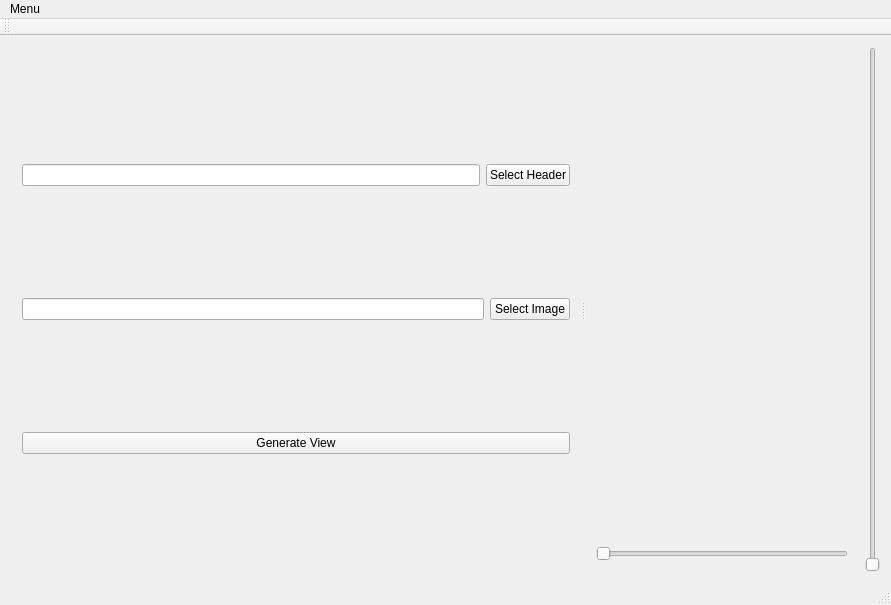
Above: MarchingCubesVisualisation/mainwindow.ui from ad0bert/MarchingCubes before the change. Below: the same form after it.
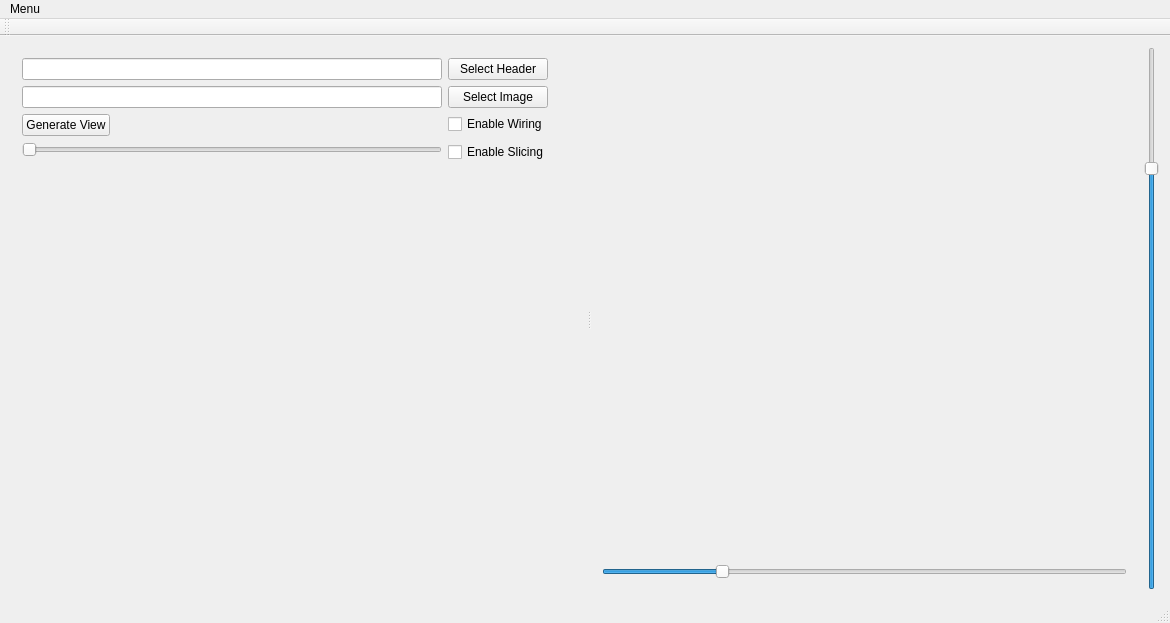
That is the form after the change. Custom widgets are drawn as their Qt base class.

Patch:
```diff
--- a/MarchingCubesVisualisation/mainwindow.ui
+++ b/MarchingCubesVisualisation/mainwindow.ui
@@ -6,8 +6,8 @@
    <rect>
     <x>0</x>
     <y>0</y>
-    <width>891</width>
-    <height>605</height>
+    <width>1170</width>
+    <height>598</height>
    </rect>
   </property>
   <property name="windowTitle">
@@ -15,48 +15,158 @@
   </property>
   <widget class="QWidget" name="centralWidget">
    <layout class="QGridLayout" name="gridLayout">
+    <item row="0" column="1">
+     <widget class="QSlider" name="isolevelSlider">
+      <property name="maximum">
+       <number>255</number>
+      </property>
+      <property name="value">
+       <number>200</number>
+      </property>
+      <property name="orientation">
+       <enum>Qt::Vertical</enum>
+      </property>
+     </widget>
+    </item>
     <item row="0" column="0">
      <widget class="QSplitter" name="splitter">
+      <property name="sizePolicy">
+       <sizepolicy hsizetype="Preferred" vsizetype="Preferred">
+        <horstretch>0</horstretch>
+        <verstretch>0</verstretch>
+       </sizepolicy>
+      </property>
+      <property name="layoutDirection">
+       <enum>Qt::LeftToRight</enum>
+      </property>
       <property name="orientation">
        <enum>Qt::Horizontal</enum>
       </property>
       <widget class="QWidget" name="layoutWidget">
        <layout class="QVBoxLayout" name="verticalLayout_2">
         <item>
-         <layout class="QHBoxLayout" name="horizontalLayout">
-          <item>
-           <widget class="QLineEdit" name="headerPath"/>
+         <layout class="QFormLayout" name="formLayout_2">
+          <item row="0" column="0">
+           <widget class="QLineEdit" name="headerPath">
+            <property name="minimumSize">
+             <size>
+              <width>420</width>
+              <height>0</height>
+             </size>
+            </property>
+            <property name="maximumSize">
+             <size>
+              <width>16777215</width>
+              <height>16777215</height>
+             </size>
+            </property>
+           </widget>
           </item>
-          <item>
+          <item row="0" column="1">
            <widget class="QPushButton" name="selectHeaderBtn">
+            <property name="minimumSize">
+             <size>
+              <width>100</width>
+              <height>0</height>
+             </size>
+            </property>
+            <property name="maximumSize">
+             <size>
+              <width>100</width>
+              <height>16777215</height>
+             </size>
+            </property>
             <property name="text">
              <string>Select Header</string>
             </property>
            </widget>
           </item>
-         </layout>
-        </item>
-        <item>
-         <layout class="QHBoxLayout" name="horizontalLayout_2">
-          <item>
-           <widget class="QLineEdit" name="imagePath"/>
+          <item row="1" column="0">
+           <widget class="QLineEdit" name="imagePath">
+            <property name="minimumSize">
+             <size>
+              <width>420</width>
+              <height>0</height>
+             </size>
+            </property>
+            <property name="maximumSize">
+             <size>
+              <width>16777215</width>
+              <height>16777215</height>
+             </size>
+            </property>
+           </widget>
           </item>
-          <item>
+          <item row="1" column="1">
            <widget class="QPushButton" name="selectImageBtn">
+            <property name="minimumSize">
+             <size>
+              <width>100</width>
+              <height>0</height>
+             </size>
+            </property>
+            <property name="maximumSize">
+             <size>
+              <width>100</width>
+              <height>16777215</height>
+             </size>
+            </property>
             <property name="text">
              <string>Select Image</string>
             </property>
            </widget>
           </item>
+          <item row="2" column="0">
+           <widget class="QPushButton" name="generateObjectBtn">
+            <property name="maximumSize">
+             <size>
+              <width>100</width>
+              <height>16777215</height>
+             </size>
+            </property>
+            <property name="text">
+             <string>Generate View</string>
+            </property>
+           </widget>
+          </item>
+          <item row="2" column="1">
+           <widget class="QCheckBox" name="enableWiring">
+            <property name="enabled">
+             <bool>true</bool>
+            </property>
+            <property name="text">
+             <string>Enable Wiring</string>
+            </property>
+           </widget>
+          </item>
+          <item row="3" column="1">
+           <widget class="QCheckBox" name="enableSlicing">
+            <property name="text">
+             <string>Enable Slicing</string>
+            </property>
+           </widget>
+          </item>
+          <item row="3" column="0">
+           <widget class="QSlider" name="slicerSlider">
+            <property name="enabled">
+             <bool>false</bool>
+            </property>
+            <property name="minimumSize">
+             <size>
+              <width>420</width>
+              <height>0</height>
+             </size>
+            </property>
+            <property name="maximum">
+             <number>1</number>
+            </property>
+            <property name="orientation">
+             <enum>Qt::Horizontal</enum>
+            </property>
+           </widget>
+          </item>
          </layout>
         </item>
-        <item>
-         <widget class="QPushButton" name="generateObjectBtn">
-          <property name="text">
-           <string>Generate View</string>
-          </property>
-         </widget>
-        </item>
        </layout>
       </widget>
       <widget class="QWidget" name="layoutWidget">
@@ -69,15 +179,28 @@
             <verstretch>0</verstretch>
            </sizepolicy>
           </property>
+          <property name="minimumSize">
+           <size>
+            <width>500</width>
+            <height>500</height>
+           </size>
+          </property>
+          <zorder>isolevelSlider</zorder>
          </widget>
         </item>
         <item>
          <widget class="QSlider" name="thresholdSlider">
           <property name="minimum">
-           <number>2</number>
+           <number>1</number>
           </property>
           <property name="maximum">
-           <number>50</number>
+           <number>10</number>
+          </property>
+          <property name="pageStep">
+           <number>2</number>
+          </property>
+          <property name="value">
+           <number>3</number>
           </property>
           <property name="orientation">
            <enum>Qt::Horizontal</enum>
@@ -88,16 +211,6 @@
       </widget>
      </widget>
     </item>
-    <item row="0" column="1">
-     <widget class="QSlider" name="isolevelSlider">
-      <property name="maximum">
-       <number>255</number>
-      </property>
-      <property name="orientation">
-       <enum>Qt::Vertical</enum>
-      </property>
-     </widget>
-    </item>
    </layout>
   </widget>
   <widget class="QMenuBar" name="menuBar">
@@ -105,7 +218,7 @@
     <rect>
      <x>0</x>
      <y>0</y>
-     <width>891</width>
+     <width>1170</width>
      <height>21</height>
     </rect>
    </property>
```
